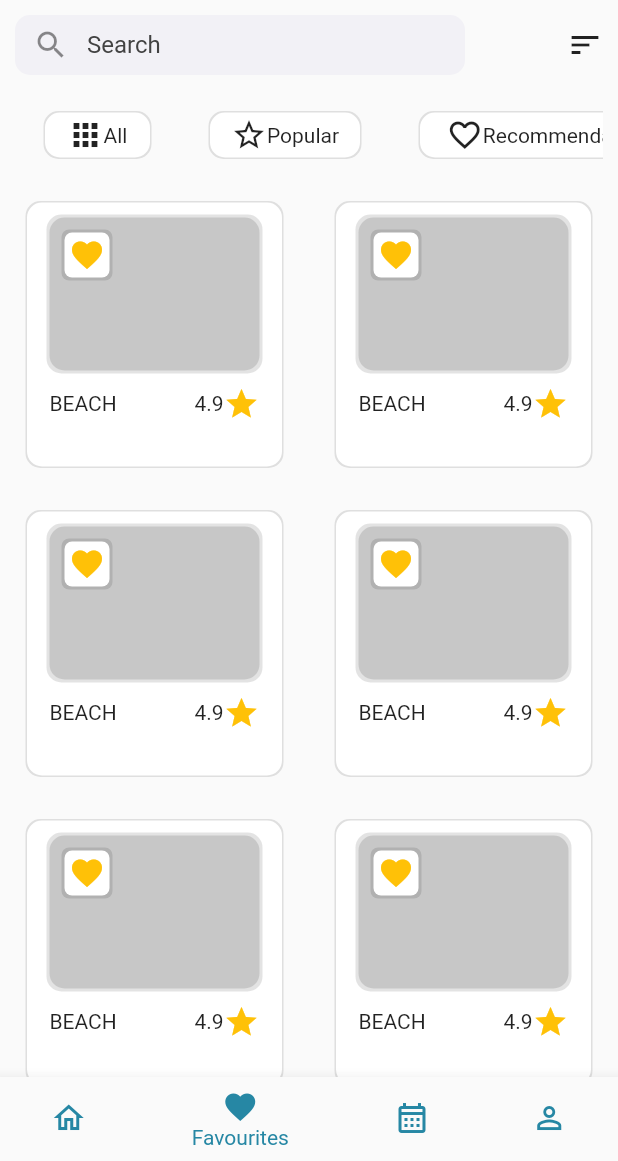
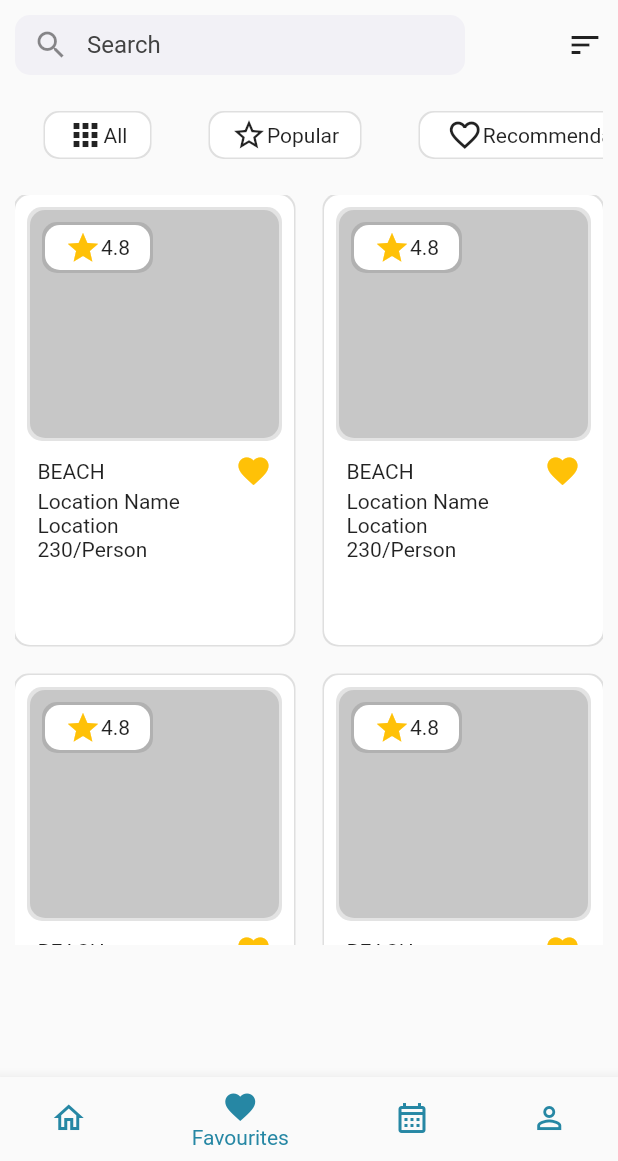
Before and after one commit to Kanishka-Git97/tripper-travel-app--, a Flutter app: the screen it shows after launch, item 2 of the bottom bar chosen, on a phone screen of 412 x 824 dp, the part 75-1236 px from its top. Run offline on Flutter 3.47's test engine with Material 2 defaults, Android fonts, the phone set to English and light mode, and no system bars.

Commit message:
add discover section

```diff
--- a/lib/components/discover_travelCard.dart
+++ b/lib/components/discover_travelCard.dart
@@ -6,7 +6,6 @@ class DiscoverTravelCard extends StatelessWidget {
   @override
   Widget build(BuildContext context) {
     return Container(
-      margin: EdgeInsets.symmetric(horizontal: 8, vertical: 5),
       decoration: BoxDecoration(
           borderRadius: BorderRadius.circular(10),
           color: Colors.white,
@@ -14,15 +13,14 @@ class DiscoverTravelCard extends StatelessWidget {
             BoxShadow(color: Color.fromARGB(28, 0, 0, 0), spreadRadius: 1),
           ]),
       width: 200,
-      height: 500,
       child: Column(
         children: [
           Stack(
             children: [
               Container(
-                margin: EdgeInsets.symmetric(vertical: 10),
-                width: 140,
-                height: 102,
+                margin: EdgeInsets.all(10),
+                width: 170,
+                height: 152,
                 decoration: BoxDecoration(
                     borderRadius: BorderRadius.circular(10),
                     color: Colors.black12,
@@ -34,12 +32,12 @@ class DiscoverTravelCard extends StatelessWidget {
               ),
               Positioned(
                   top: 10,
-                  left: 10,
+                  left: 20,
                   child: Container(
                     height: 30,
-                    width: 30,
+                    width: 70,
                     decoration: BoxDecoration(
-                        borderRadius: BorderRadius.circular(5),
+                        borderRadius: BorderRadius.circular(10),
                         color: Colors.white,
                         boxShadow: [
                           BoxShadow(
@@ -47,9 +45,16 @@ class DiscoverTravelCard extends StatelessWidget {
                               spreadRadius: 2),
                         ]),
                     margin: EdgeInsets.symmetric(vertical: 10),
-                    child: Icon(
-                      Icons.favorite,
-                      color: Colors.amber,
+                    child: Row(
+                      crossAxisAlignment: CrossAxisAlignment.center,
+                      mainAxisAlignment: MainAxisAlignment.center,
+                      children: [
+                        Icon(
+                          Icons.star,
+                          color: Colors.amber,
+                        ),
+                        Text('4.8')
+                      ],
                     ),
                   ))
             ],
@@ -62,9 +67,8 @@ class DiscoverTravelCard extends StatelessWidget {
                 Text('BEACH'),
                 Row(
                   children: [
-                    Text('4.9'),
                     Icon(
-                      Icons.star,
+                      Icons.favorite,
                       color: Colors.amber,
                     )
                   ],
@@ -72,6 +76,24 @@ class DiscoverTravelCard extends StatelessWidget {
               ],
             ),
           ),
+          Container(
+              margin: EdgeInsets.symmetric(horizontal: 15),
+              child: Align(
+                alignment: Alignment.centerLeft,
+                child: Text('Location Name'),
+              )),
+          Container(
+              margin: EdgeInsets.symmetric(horizontal: 15),
+              child: Align(
+                alignment: Alignment.centerLeft,
+                child: Text('Location'),
+              )),
+          Container(
+              margin: EdgeInsets.symmetric(horizontal: 15),
+              child: Align(
+                alignment: Alignment.centerLeft,
+                child: Text('230/Person'),
+              )),
         ],
       ),
     );
--- a/lib/screens/discover-screen/discover_screen.dart
+++ b/lib/screens/discover-screen/discover_screen.dart
@@ -7,6 +7,9 @@ class DiscoverScreen extends StatelessWidget {
 
   @override
   Widget build(BuildContext context) {
+    var size = MediaQuery.of(context).size;
+    final double itemHeight = (size.height) / 2;
+    final double itemWidth = size.width / 2;
     return Scaffold(
         appBar: AppBar(
           elevation: 0,
@@ -137,15 +140,14 @@ class DiscoverScreen extends StatelessWidget {
                     ),
                   ),
                   Container(
-                    height: 600,
-                    child: GridView.count(
-                      crossAxisCount: 2,
-                      mainAxisSpacing: 20,
-                      crossAxisSpacing: 20,
+                    height: 500,
+                    child: GridView(
+                      gridDelegate: SliverGridDelegateWithFixedCrossAxisCount(
+                          crossAxisCount: 2,
+                          crossAxisSpacing: 20,
+                          mainAxisSpacing: 20,
+                          mainAxisExtent: 300),
                       children: [
-                        DiscoverTravelCard(),
-                        DiscoverTravelCard(),
-                        DiscoverTravelCard(),
                         DiscoverTravelCard(),
                         DiscoverTravelCard(),
                         DiscoverTravelCard(),
```
